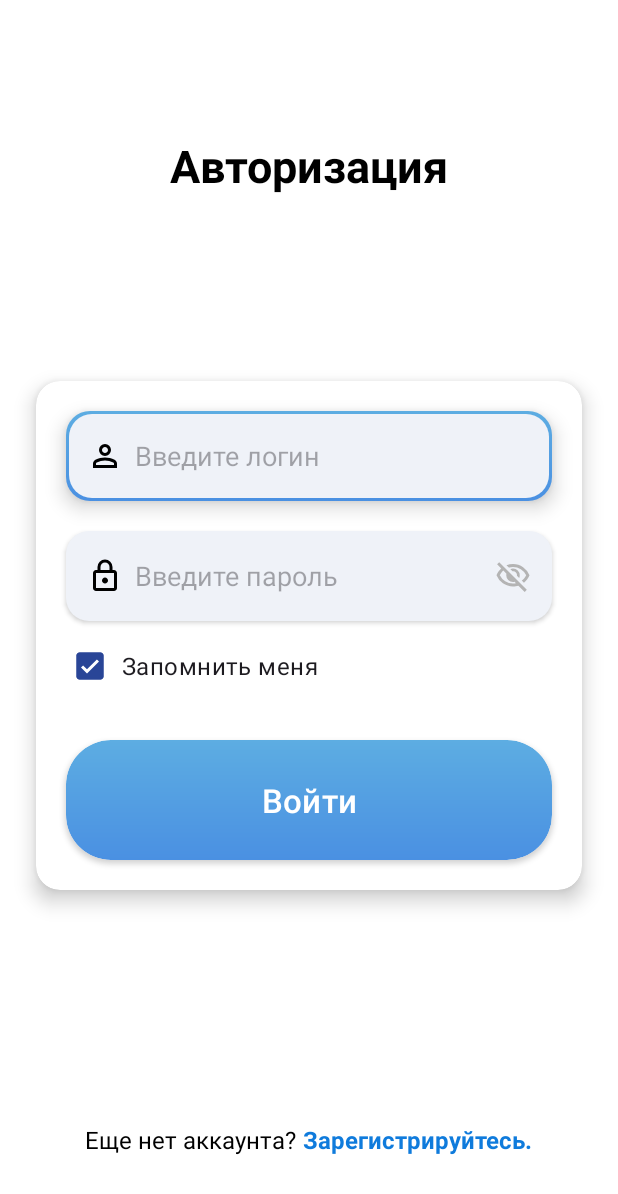
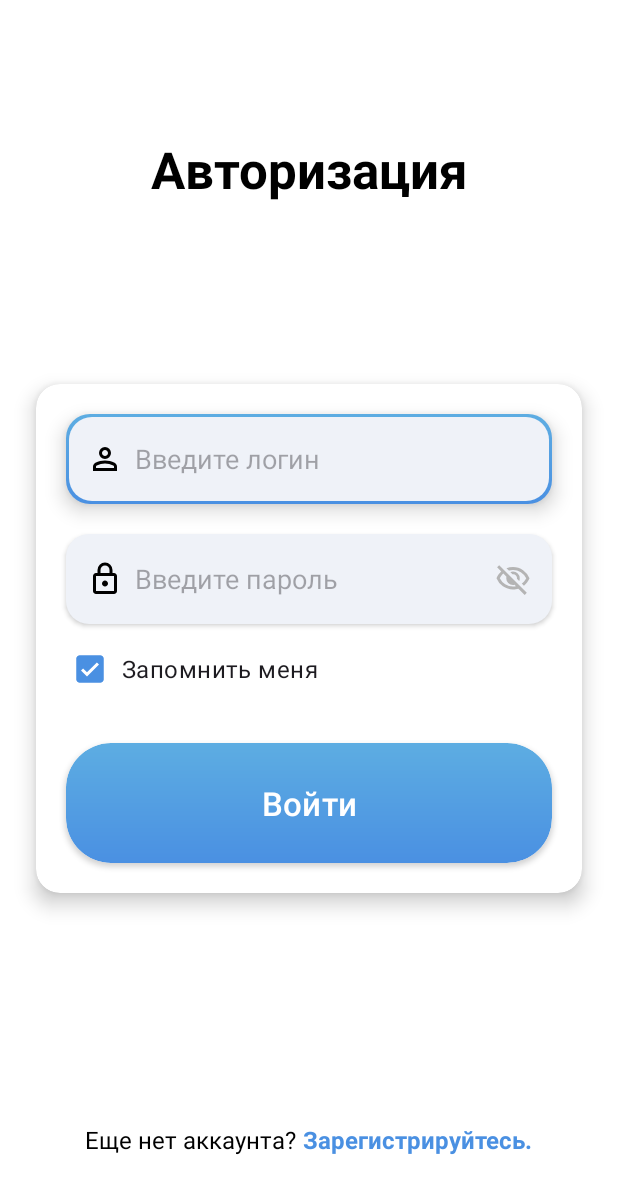
Before and after one commit to id12526/qr-app-study, an Android app: the AuthActivity screen opened directly, with no data from a screen before it, on a phone screen of 412 x 824 dp. Shown: the top 1194 px of the screen. Run offline under Robolectric (Android 15) with nearby library versions, the phone set to English and light mode, and no system bars; our stand-ins replace Firebase (no records; nobody signed in at launch, a user with empty details on screens opened directly).

Commit message:
Authorization activity (95%)

```diff
--- a/app/src/main/java/com/example/scaner/AuthActivity.kt
+++ b/app/src/main/java/com/example/scaner/AuthActivity.kt
@@ -56,7 +56,7 @@ class AuthActivity : AppCompatActivity() {
         val rememberMeCheckBox = findViewById<CheckBox>(R.id.remember_me)
 
         rememberMeCheckBox.buttonTintList = ColorStateList.valueOf(
-            ContextCompat.getColor(this, R.color.dark_accent)
+            ContextCompat.getColor(this, R.color.gradient_1)
         )
 
         // Проверка сохраненных данных
--- /dev/null
+++ b/app/src/main/res/animator/link_reg_animator.xml
@@ -0,0 +1,25 @@
+<selector xmlns:android="http://schemas.android.com/apk/res/android">
+    <!-- Анимация при нажатии -->
+    <item android:state_pressed="true">
+        <set>
+            <objectAnimator
+                android:propertyName="textColor"
+                android:duration="300"
+                android:valueFrom="@color/link_state"
+                android:valueTo="@color/link_press"
+                android:valueType="colorType" />
+        </set>
+    </item>
+
+    <!-- Возвращение к исходному состоянию -->
+    <item>
+        <set>
+            <objectAnimator
+                android:propertyName="textColor"
+                android:duration="300"
+                android:valueFrom="@color/link_press"
+                android:valueTo="@color/link_state"
+                android:valueType="colorType" />
+        </set>
+    </item>
+</selector>
--- a/app/src/main/res/drawable/button_gradient.xml
+++ b/app/src/main/res/drawable/button_gradient.xml
@@ -1,7 +1,7 @@
 <shape xmlns:android="http://schemas.android.com/apk/res/android">
     <gradient
-        android:startColor="#4A90E2"
-        android:endColor="#5DADE2"
+        android:startColor="@color/gradient_1"
+        android:endColor="@color/gradient_2"
         android:angle="90" />
     <corners android:radius="30dp" />
 </shape>
--- a/app/src/main/res/drawable/camera_button.xml
+++ b/app/src/main/res/drawable/camera_button.xml
@@ -1,7 +1,7 @@
 <?xml version="1.0" encoding="utf-8"?>
 <shape xmlns:android="http://schemas.android.com/apk/res/android"
     android:shape="oval">
-    <solid android:color="@color/link_blue" />
+    <solid android:color="@color/link_state" />
     <size
         android:width="36dp"
         android:height="36dp" />
--- a/app/src/main/res/drawable/checkbox_background.xml
+++ /dev/null
@@ -1,4 +0,0 @@
-<selector xmlns:android="http://schemas.android.com/apk/res/android">
-    <item android:state_checked="true" android:drawable="@color/black" />
-    <item android:state_checked="false" android:drawable="@color/light_gray" />
-</selector>
--- a/app/src/main/res/drawable/edittext_background.xml
+++ b/app/src/main/res/drawable/edittext_background.xml
@@ -6,8 +6,8 @@
             <item>
                 <shape android:shape="rectangle">
                     <gradient
-                        android:startColor="#4A90E2"
-                        android:endColor="#5DADE2"
+                        android:startColor="@color/gradient_1"
+                        android:endColor="@color/gradient_2"
                         android:angle="90" />
                     <corners android:radius="16dp" />
                 </shape>
--- a/app/src/main/res/layout/activity_auth.xml
+++ b/app/src/main/res/layout/activity_auth.xml
@@ -13,7 +13,7 @@
         android:layout_width="wrap_content"
         android:layout_height="wrap_content"
         android:text="Авторизация"
-        android:textSize="30sp"
+        android:textSize="34sp"
         android:textStyle="bold"
         android:textColor="@android:color/black"
         android:gravity="center"
@@ -152,8 +152,9 @@
             android:gravity="center"
             android:minHeight="48dp"
             android:text="Зарегистрируйтесь."
-            android:textColor="@color/link_blue"
+            android:textColor="@color/link_state"
             android:textSize="16sp"
-            android:textStyle="bold" />
+            android:textStyle="bold"
+            android:stateListAnimator="@animator/link_reg_animator" />
     </LinearLayout>
 </androidx.constraintlayout.widget.ConstraintLayout>
--- a/app/src/main/res/values/colors.xml
+++ b/app/src/main/res/values/colors.xml
@@ -9,9 +9,12 @@
     <color name="placeholder_color">#D3D3D3</color>
     <color name="error_color">#FF0000</color>
     <color name="popUp">#666666</color>
-    <color name="link_blue">#0F7BDC</color>
     <color name="like_hint">#B4B4B4</color>
     <color name="accent">#4968D0</color>
     <color name="dark_accent">#294597</color>
     <color name="light_accent">#EFF2F8</color>
+    <color name="gradient_1">#4A90E2</color>
+    <color name="gradient_2">#5DADE2</color>
+    <color name="link_state">#4A90E2</color>
+    <color name="link_press">#355C92</color>
 </resources>
```
Also changed, not shown: app/build.gradle (+6 -5 lines), app/src/main/res/drawable/custom_checkbox.xml (added, +28 -0 lines), app/src/main/res/drawable/ic_check_mark.xml (added, +20 -0 lines).
